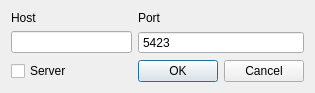
Above: view/invadeconnection.ui from neodc/Invade before the change. Below: the same form after it.
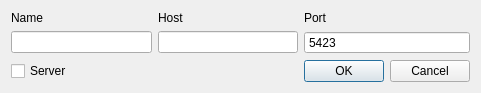
That is the form after the change.

Patch:
```diff
--- a/view/invadeconnection.ui
+++ b/view/invadeconnection.ui
@@ -6,7 +6,7 @@
    <rect>
     <x>0</x>
     <y>0</y>
-    <width>315</width>
+    <width>481</width>
     <height>88</height>
    </rect>
   </property>
@@ -16,24 +16,24 @@
   <layout class="QGridLayout" name="gridLayout">
    <item row="0" column="0">
     <layout class="QGridLayout" name="gridLayout_2">
-     <item row="0" column="1">
+     <item row="0" column="2">
       <widget class="QLabel" name="label_2">
        <property name="text">
         <string>Port</string>
        </property>
       </widget>
      </item>
-     <item row="0" column="0">
+     <item row="0" column="1">
       <widget class="QLabel" name="label">
        <property name="text">
         <string>Host</string>
        </property>
       </widget>
      </item>
-     <item row="1" column="0">
-      <widget class="QLineEdit" name="host"/>
-     </item>
      <item row="1" column="1">
+      <widget class="QLineEdit" name="host"/>
+     </item>
+     <item row="1" column="2">
       <widget class="QSpinBox" name="port">
        <property name="buttonSymbols">
         <enum>QAbstractSpinBox::NoButtons</enum>
@@ -49,14 +49,7 @@
        </property>
       </widget>
      </item>
-     <item row="2" column="0">
-      <widget class="QCheckBox" name="server">
-       <property name="text">
-        <string>Server</string>
-       </property>
-      </widget>
-     </item>
-     <item row="2" column="1">
+     <item row="2" column="2">
       <widget class="QDialogButtonBox" name="buttonBox">
        <property name="orientation">
         <enum>Qt::Horizontal</enum>
@@ -66,6 +59,23 @@
        </property>
       </widget>
      </item>
+     <item row="1" column="0">
+      <widget class="QLineEdit" name="name"/>
+     </item>
+     <item row="0" column="0">
+      <widget class="QLabel" name="label_3">
+       <property name="text">
+        <string>Name</string>
+       </property>
+      </widget>
+     </item>
+     <item row="2" column="0">
+      <widget class="QCheckBox" name="server">
+       <property name="text">
+        <string>Server</string>
+       </property>
+      </widget>
+     </item>
     </layout>
    </item>
   </layout>
```
